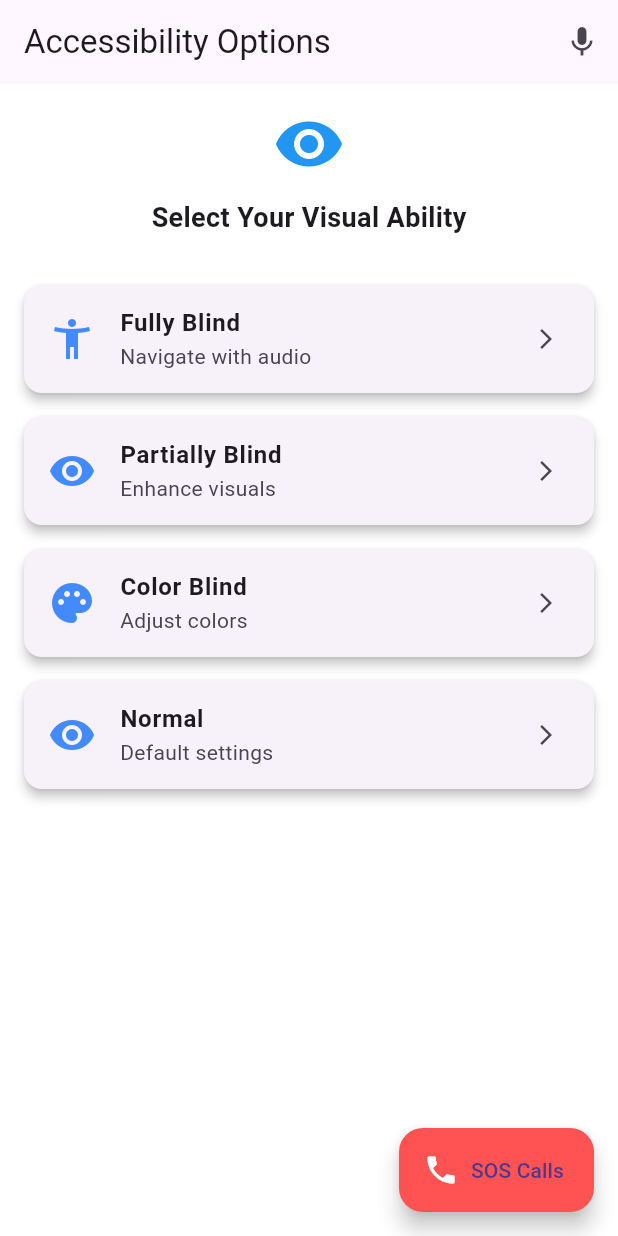
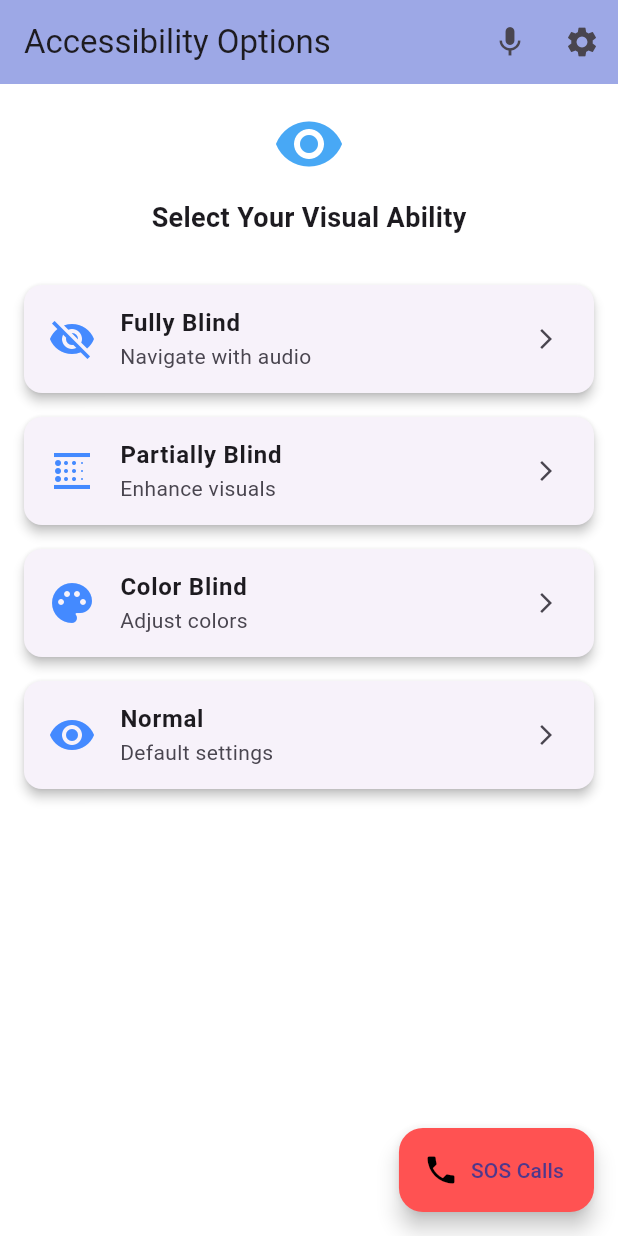
Before and after one commit to bappa-arc/visionaid_ar, a Flutter app: the screen it shows after launch, on a phone screen of 412 x 824 dp. Run offline on Flutter 3.47's test engine with Material 3 defaults, Android fonts, the phone set to English and light mode, and no system bars; Roboto replaces fonts that are missing (OpenSans).

Commit message:
Updating UI of home screen page(1st)

```diff
--- a/lib/main.dart
+++ b/lib/main.dart
@@ -1,5 +1,5 @@
 import 'package:flutter/material.dart';
-//import 'package:lucide_icons/lucide_icons.dart'; // Optional for better icons
+import 'screens/home_screen.dart';
 
 void main() => runApp(AccessibilityApp());
 
@@ -13,107 +13,7 @@ class AccessibilityApp extends StatelessWidget {
         primarySwatch: Colors.blue,
         scaffoldBackgroundColor: Colors.white,
       ),
-      home: AccessibilityScreen(),
+      home: AccessibilityScreen(), // 👈 Using the screen from home_screen.dart
     );
   }
 }
-
-class AccessibilityScreen extends StatelessWidget {
-  final List<_AccessibilityOption> options = [
-    _AccessibilityOption(
-      title: "Fully Blind",
-      subtitle: "Navigate with audio",
-      icon: Icons.accessibility_new,
-      onTap: () {}, // Add your action
-    ),
-    _AccessibilityOption(
-      title: "Partially Blind",
-      subtitle: "Enhance visuals",
-      icon: Icons.remove_red_eye,
-      onTap: () {},
-    ),
-    _AccessibilityOption(
-      title: "Color Blind",
-      subtitle: "Adjust colors",
-      icon: Icons.palette,
-      onTap: () {},
-    ),
-    _AccessibilityOption(
-      title: "Normal",
-      subtitle: "Default settings",
-      icon: Icons.visibility,
-      onTap: () {},
-    ),
-  ];
-
-  @override
-  Widget build(BuildContext context) {
-    return Scaffold(
-      appBar: AppBar(
-        title: Text("Accessibility Options"),
-        actions: [
-          IconButton(
-            icon: Icon(Icons.mic),
-            onPressed: () {}, // Voice control
-          ),
-        ],
-      ),
-      body: Padding(
-        padding: const EdgeInsets.all(16.0),
-        child: Column(
-          children: [
-            Icon(Icons.remove_red_eye, size: 48, color: Colors.blue),
-            SizedBox(height: 12),
-            Text(
-              "Select Your Visual Ability",
-              style: TextStyle(fontSize: 18, fontWeight: FontWeight.w600),
-            ),
-            SizedBox(height: 24),
-            ...options.map((opt) => _buildOptionCard(context, opt)),
-            Spacer(),
-            Align(
-              alignment: Alignment.bottomRight,
-              child: FloatingActionButton.extended(
-                onPressed: () {}, // SOS functionality
-                icon: Icon(Icons.phone, color: Colors.white),
-                label: Text("SOS Calls"),
-                backgroundColor: Colors.redAccent,
-              ),
-            ),
-          ],
-        ),
-      ),
-    );
-  }
-
-  Widget _buildOptionCard(BuildContext context, _AccessibilityOption opt) {
-    return GestureDetector(
-      onTap: opt.onTap,
-      child: Card(
-        shape: RoundedRectangleBorder(borderRadius: BorderRadius.circular(12)),
-        margin: EdgeInsets.symmetric(vertical: 8),
-        elevation: 3,
-        child: ListTile(
-          leading: Icon(opt.icon, size: 32, color: Colors.blueAccent),
-          title: Text(opt.title, style: TextStyle(fontSize: 16, fontWeight: FontWeight.w600)),
-          subtitle: Text(opt.subtitle),
-          trailing: Icon(Icons.arrow_forward_ios, size: 16),
-        ),
-      ),
-    );
-  }
-}
-
-class _AccessibilityOption {
-  final String title;
-  final String subtitle;
-  final IconData icon;
-  final VoidCallback onTap;
-
-  _AccessibilityOption({
-    required this.title,
-    required this.subtitle,
-    required this.icon,
-    required this.onTap,
-  });
-}
--- a/lib/screens/home_screen.dart
+++ b/lib/screens/home_screen.dart
@@ -0,0 +1,145 @@
+import 'package:flutter/material.dart';
+
+class AccessibilityScreen extends StatefulWidget {
+  @override
+  _AccessibilityScreenState createState() => _AccessibilityScreenState();
+}
+
+class _AccessibilityScreenState extends State<AccessibilityScreen>
+    with SingleTickerProviderStateMixin {
+  late AnimationController _controller;
+  late Animation<double> _opacityAnimation;
+
+  final List<_AccessibilityOption> options = [
+    _AccessibilityOption(
+      title: "Fully Blind",
+      subtitle: "Navigate with audio",
+      icon: Icons.visibility_off,
+      onTap: () {},
+    ),
+    _AccessibilityOption(
+      title: "Partially Blind",
+      subtitle: "Enhance visuals",
+      icon: Icons.blur_linear,
+      onTap: () {},
+    ),
+    _AccessibilityOption(
+      title: "Color Blind",
+      subtitle: "Adjust colors",
+      icon: Icons.palette,
+      onTap: () {},
+    ),
+    _AccessibilityOption(
+      title: "Normal",
+      subtitle: "Default settings",
+      icon: Icons.visibility,
+      onTap: () {},
+    ),
+  ];
+
+  @override
+  void initState() {
+    super.initState();
+    _controller = AnimationController(
+      vsync: this,
+      duration: Duration(milliseconds: 800),
+    )..repeat(reverse: true);
+
+    _opacityAnimation = Tween<double>(begin: 1.0, end: 0.3).animate(_controller);
+  }
+
+  @override
+  void dispose() {
+    _controller.dispose();
+    super.dispose();
+  }
+
+  @override
+  Widget build(BuildContext context) {
+    return Scaffold(
+      appBar: AppBar(
+  title: Text('Accessibility Options'),
+  backgroundColor: const Color.fromARGB(255, 157, 168, 230),
+  actions: [
+    IconButton(
+      icon: Icon(Icons.mic),
+      onPressed: () {
+        print("Mic icon pressed");
+        // Add your action for the mic button here
+      },
+    ),
+    IconButton(
+      icon: Icon(Icons.settings),
+      onPressed: () {
+        print("Settings icon pressed");
+        // Add your action for the settings button here
+      },
+    ),
+  ],
+),
+
+      body: Padding(
+        padding: const EdgeInsets.all(16.0),
+        child: Column(
+          children: [
+            AnimatedBuilder(
+              animation: _opacityAnimation,
+              builder: (context, child) => Opacity(
+                opacity: _opacityAnimation.value,
+                child: Icon(Icons.remove_red_eye, size: 48, color: Colors.blue),
+              ),
+            ),
+            SizedBox(height: 12),
+            Text(
+              "Select Your Visual Ability",
+              style: TextStyle(fontSize: 18, fontWeight: FontWeight.w600),
+            ),
+            SizedBox(height: 24),
+            ...options.map((opt) => _buildOptionCard(context, opt)),
+            Spacer(),
+            Align(
+              alignment: Alignment.bottomRight,
+              child: FloatingActionButton.extended(
+                onPressed: () {},
+                icon: Icon(Icons.phone, color: const Color.fromARGB(255, 0, 0, 0)),
+                label: Text("SOS Calls"),
+                backgroundColor: Colors.redAccent,
+              ),
+            ),
+          ],
+        ),
+      ),
+    );
+  }
+
+  Widget _buildOptionCard(BuildContext context, _AccessibilityOption opt) {
+    return GestureDetector(
+      onTap: opt.onTap,
+      child: Card(
+        shape: RoundedRectangleBorder(borderRadius: BorderRadius.circular(12)),
+        margin: EdgeInsets.symmetric(vertical: 8),
+        elevation: 3,
+        child: ListTile(
+          leading: Icon(opt.icon, size: 32, color: Colors.blueAccent),
+          title: Text(opt.title, style: TextStyle(fontSize: 16, fontWeight: FontWeight.w600)),
+          subtitle: Text(opt.subtitle),
+          trailing: Icon(Icons.arrow_forward_ios, size: 16),
+        ),
+      ),
+    );
+  }
+}
+
+class _AccessibilityOption {
+  final String title;
+  final String subtitle;
+  final IconData icon;
+  final VoidCallback onTap;
+
+  _AccessibilityOption({
+    required this.title,
+    required this.subtitle,
+    required this.icon,
+    required this.onTap,
+  });
+}
```
Also changed, not shown: lib/screens/blink_test.dart (added, +103 -0 lines).
